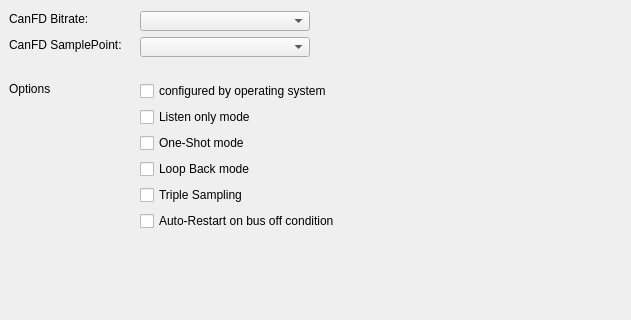
Above: src/driver/GenericCanSetupPage.ui from ShieldQiQi/Servo-Analyzer-FOC before the change; both pictures show x 0 to 631 and y 139 to 459 of the 795 by 633 pixel window. Below: the same form after it.
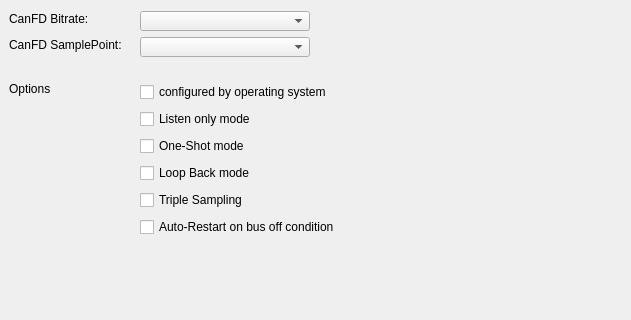
That is the form after the change.

What changed in the file:
```diff
--- a/src/driver/GenericCanSetupPage.ui
+++ b/src/driver/GenericCanSetupPage.ui
@@ -202,7 +202,7 @@
      <x>140</x>
      <y>220</y>
      <width>411</width>
-     <height>151</height>
+     <height>158</height>
     </rect>
    </property>
    <layout class="QVBoxLayout" name="vbOptions">
```
